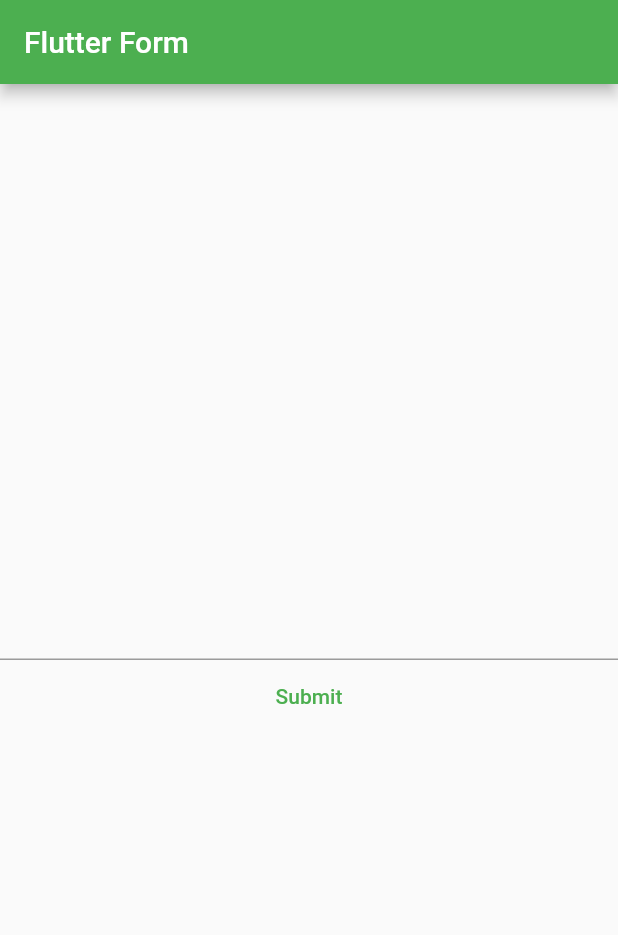
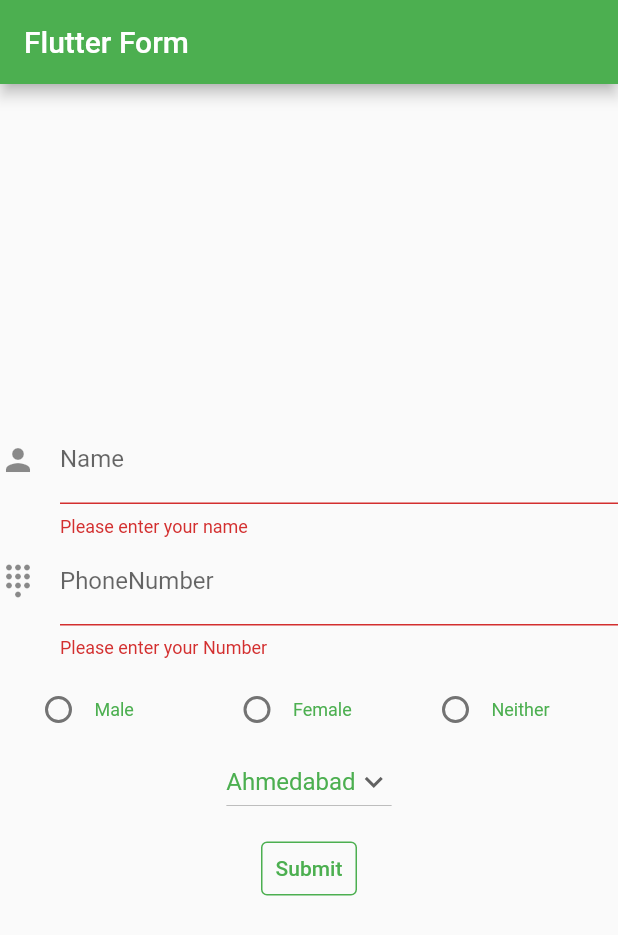
Before and after one commit to meetamin-19/form, a Flutter app: the screen it shows after launch, after a tap on "Submit", on a phone screen of 412 x 824 dp. Shown: the top 935 px of the screen. Run offline on Flutter 3.47's test engine with Material 2 defaults, Android fonts, the phone set to English and light mode, and no system bars.

```diff
--- a/lib/main.dart
+++ b/lib/main.dart
@@ -1,4 +1,8 @@
+
 import 'package:flutter/material.dart';
+import 'package:form/secondpage.dart';
+
+import 'models/information.dart';
 
 void main() {
   runApp(const MyApp());
@@ -11,11 +15,13 @@ class MyApp extends StatelessWidget {
   @override
   Widget build(BuildContext context) {
     return MaterialApp(
+      debugShowCheckedModeBanner: false,
       title: 'Flutter Form',
       theme: ThemeData(
         primarySwatch: Colors.green,
       ),
       home: const MyHomePage(title: 'Flutter Form'),
+      routes: {'/second_page': (context) => const SecondPage()},
     );
   }
 }
@@ -29,6 +35,20 @@ class MyHomePage extends StatefulWidget {
 }
 
 class _MyHomePageState extends State<MyHomePage> {
+  String gender = "null";
+  late Info person;
+  String dropdownValue = 'Ahmedabad';
+  late String name;
+  late String number;
+  bool _showError = false;
+  final _formKey = GlobalKey<FormState>();
+  var items = ["Ahmedabad", "Surat", "Vadodara"];
+
+  void _handleGenderChange(String? value) {
+    setState(() {
+      gender = value!;
+    });
+  }
 
   @override
   Widget build(BuildContext context) {
@@ -36,21 +56,148 @@ class _MyHomePageState extends State<MyHomePage> {
       appBar: AppBar(
         title: Text(widget.title),
       ),
-      body: Center(
-
+      body: SafeArea(
+        child: Center(
           child: Form(
+            key: _formKey,
             child: Column(
               mainAxisAlignment: MainAxisAlignment.center,
               children: <Widget>[
-             TextField(
-
-
+                TextFormField(
+                  decoration: const InputDecoration(
+                      icon: Icon(Icons.person),
+                      hintText: 'Enter Your Name',
+                      labelText: 'Name'),
+                  onChanged: (value) {
+                    name = value;
+                  },
+                  validator: (value) {
+                    if (value == null || value.isEmpty) {
+                      return "Please enter your name";
+                    }
+                  },
                 ),
-              TextButton(
-                onPressed: () {},
-                child: Text("Submit"),
+                TextFormField(
+                    decoration: const InputDecoration(
+                        icon: Icon(Icons.dialpad),
+                        hintText: 'Enter your Number',
+                        labelText: 'PhoneNumber'),
+                    onChanged: (value) {
+                      number = value;
+                    },
+                    validator: (value) {
+                      if (value == null || value.isEmpty) {
+                        return "Please enter your Number";
+                      }
+                      if (value.length < 10) {
+                        return "Please enter a valid Number";
+                      }
+                    }),
+                Padding(
+                  padding: const EdgeInsets.only(left: 15.0, top: 10),
+                  child: Row(
+                    children: [
+                      Expanded(
+                        flex: 1,
+                        child: Row(
+                          children: [
+                            Radio<String>(
+                                value: "Male",
+                                onChanged: _handleGenderChange,
+                                groupValue: gender),
+                            const Text(
+                              "Male",
+                              style:
+                                  TextStyle(fontSize: 12, color: Colors.green),
                             ),
                           ],
+                        ),
+                      ),
+                      Expanded(
+                        flex: 1,
+                        child: Row(
+                          children: [
+                            Radio<String>(
+                                value: "Female",
+                                onChanged: _handleGenderChange,
+                                groupValue: gender),
+                            const Text(
+                              "Female",
+                              style:
+                                  TextStyle(fontSize: 12, color: Colors.green),
+                            ),
+                          ],
+                        ),
+                      ),
+                      Expanded(
+                        flex: 1,
+                        child: Row(
+                          children: [
+                            Radio<String>(
+                                value: "Other",
+                                onChanged: _handleGenderChange,
+                                groupValue: gender),
+                            const Text(
+                              "Neither",
+                              style:
+                                  TextStyle(fontSize: 12, color: Colors.green),
+                            ),
+                          ],
+                        ),
+                      ),
+                    ],
+                  ),
+                ),
+                _showError
+                    ? const Text(
+                      "Please select a value ",
+                      style: TextStyle(color: Colors.red),
+                    )
+                    : Container(),
+                DropdownButton(
+                    value: dropdownValue,
+                    icon: const Icon(Icons.keyboard_arrow_down),
+                    items: items.map((String e) {
+                      return DropdownMenuItem(
+                        child: Text(
+                          e,
+                          style: const TextStyle(color: Colors.green),
+                        ),
+                        value: e,
+                      );
+                    }).toList(),
+                    onChanged: (String? value) {
+                      setState(() {
+                        dropdownValue = value!;
+                      });
+                    }),
+                Padding(
+                  padding: const EdgeInsets.only(top: 10.0),
+                  child: TextButton(
+                    onPressed: () {
+                      setState(() {
+                        if (_formKey.currentState!.validate()) {
+                          person = Info(
+                              city: dropdownValue,
+                              number: number,
+                              name: name,
+                              gender: gender);
+                          if (gender == "null") {
+                            _showError = true;
+                            return;
+                          }
+                          Navigator.pushNamed(context, '/second_page',
+                              arguments: person);
+                        }
+                      });
+                    },
+                    style: TextButton.styleFrom(
+                        side: const BorderSide(color: Colors.green)),
+                    child: const Text("Submit"),
+                  ),
+                ),
+              ],
+            ),
           ),
         ),
       ),
--- /dev/null
+++ b/lib/models/information.dart
@@ -0,0 +1,14 @@
+
+
+class Info {
+  late String name;
+  late String number;
+  late String city;
+  late String gender;
+
+  Info(
+      {required this.name,
+      required this.number,
+      required this.gender,
+      required this.city});
+}
--- /dev/null
+++ b/lib/secondpage.dart
@@ -0,0 +1,39 @@
+import 'package:flutter/material.dart';
+
+import 'models/information.dart';
+
+class SecondPage extends StatelessWidget {
+  const SecondPage({Key? key}) : super(key: key);
+
+  @override
+  Widget build(BuildContext context) {
+    Info person = ModalRoute.of(context)!.settings.arguments as Info;
+    return Scaffold(
+        body: Center(
+      child: Card(
+        elevation: 4,
+        child: Column(
+          mainAxisAlignment: MainAxisAlignment.center,
+          children: [
+            Text("Name : ${person.name}"),
+            const SizedBox(
+              height: 5,
+            ),
+            Text("Number : ${person.number}"),
+            const SizedBox(
+              height: 5,
+            ),
+            Text("gender : ${person.gender}"),
+            const SizedBox(
+              height: 5,
+            ),
+            Text("city : ${person.city}"),
+            const SizedBox(
+              height: 5,
+            ),
+          ],
+        ),
+      ),
+    ));
+  }
+}
```
Lines whose indentation alone changed are shown as unchanged.
